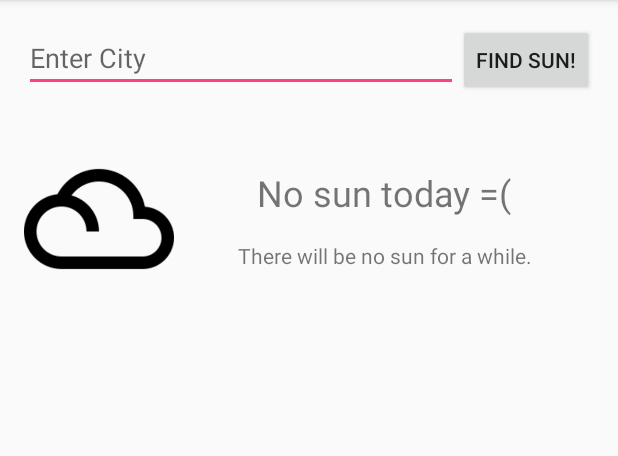
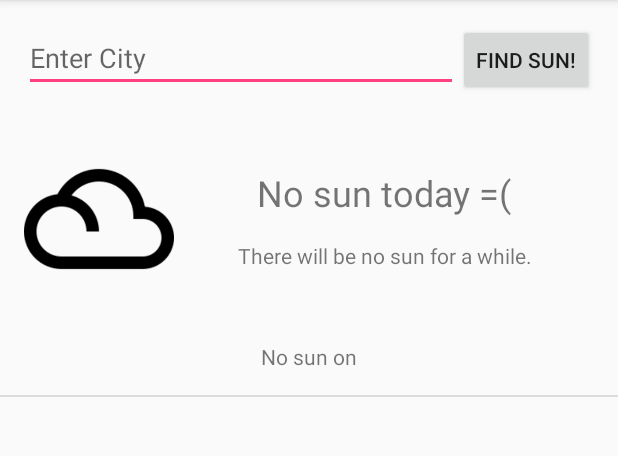
Before and after one commit to mao1001/sunspotter, an Android app: the screen it shows after launch (MainActivity), after a tap on "FIND SUN!", on a phone screen of 412 x 824 dp, the part 84-540 px from its top. Run offline under Robolectric (Android 15) with nearby library versions, the phone set to English and light mode, and no system bars; 5 statements that could not run were skipped.

Commit message:
Brought string parsing out of class into main. Added comments. Made a change to the individual item layout.

```diff
--- a/android/app/src/main/java/edu/uw/mao1001/sunspotter/MainActivity.java
+++ b/android/app/src/main/java/edu/uw/mao1001/sunspotter/MainActivity.java
@@ -35,6 +35,9 @@ public class MainActivity extends AppCompatActivity {
 
     private ArrayAdapter<String> adapter;
 
+    //-----------------------//
+    //   O V E R R I D E S   //
+    //-----------------------//
 
     @Override
     protected void onCreate(Bundle savedInstanceState) {
@@ -43,16 +46,23 @@ public class MainActivity extends AppCompatActivity {
 
         instantiateSearchButton();
 
+        //Creates a new ArrayAdapter to the result list view.
         adapter = new ArrayAdapter<String>(this, R.layout.search_result_item, new ArrayList<String>());
         ListView listview = (ListView)findViewById(R.id.searchResults);
         if (listview != null) {
             listview.setAdapter(adapter);
         } else {
-            Log.i(TAG, "Listview is null");
+            Log.e(TAG, "Listview is null");
+        }
     }
 
-    }
+    //-----------------------------------//
+    //   P R I V A T E   H E L P E R S   //
+    //-----------------------------------//
 
+    /**
+     * Instantiates the search button by attaching a click listener to it.
+     */
     private void instantiateSearchButton() {
         Button searchBtn = (Button)findViewById(R.id.searchButton);
         if (searchBtn != null) {
@@ -70,6 +80,13 @@ public class MainActivity extends AppCompatActivity {
         }
     }
 
+    /**
+     * Builds a URI based on the passed in city name. The data is returned in
+     * a JSON format with imperial units where applicable.
+     * @ params String city: City to be included as a query with the URI
+     *
+     * @ return String: The built URI.
+     */
     private String buildURI(String city) {
         Uri.Builder builder = new Uri.Builder();
         builder.scheme("http")
@@ -82,26 +99,15 @@ public class MainActivity extends AppCompatActivity {
                 .appendQueryParameter("units", "imperial")
                 .appendQueryParameter("appid", BuildConfig.OPEN_WEATHER_MAP_API_KEY);
 
-        //http://api.openweathermap.org/data/2.5/forecast?q=Seattle&format=json&appid=52999c99f1a294b470e1e57f2602a5e1
-
         return builder.build().toString();
     }
 
-    private class Search extends AsyncTask<String, Void, ArrayList<Forecast>> {
-
-        @Override
-        protected ArrayList<Forecast> doInBackground(String...params) {
-            Log.i(TAG, "Entering doInBackground");
-
-            ArrayList<Forecast> results = ForecastDownloader.downloadForecastData(params[0]);
-
-            Log.i(TAG, results.toString());
-            return results;
-        }
-
-        @Override
-        protected void onPostExecute(ArrayList<Forecast> forecasts) {
-            super.onPostExecute(forecasts);
+    /**
+     * Displays data to the user with the passed list of forecasts.
+     *
+     * @ param ArrayList<Forecast> forecasts: List of forecasts to be displayed.
+     */
+    private void displayResults(ArrayList<Forecast> forecasts) {
         Log.i(TAG, "Entering onPostExecute");
 
         //ViewStub bottomStub = (ViewStub)findViewById(R.id.bottomStub);
@@ -113,10 +119,8 @@ public class MainActivity extends AppCompatActivity {
         adapter.clear();
         Forecast firstSun = null;
         for (Forecast item : forecasts) {
-                Log.i(TAG, "Adding: " + item);
-                String sunStatus = item.getSunStatus();
-                adapter.add(item.toString());
-                if (sunStatus.equals("Sun") && firstSun == null) {
+            adapter.add(parseData(item));
+            if (item.getSunStatus() && firstSun == null) {
                 firstSun = item;
             }
         }
@@ -140,5 +144,53 @@ public class MainActivity extends AppCompatActivity {
 //                Log.e(TAG, "Either 'bottomStub' or 'middleStub' weren't initialized properly. Check identifiers.");
 //            }
     }
+
+    /**
+     * Takes a forecast and parses out a string representation of that data.
+     *
+     * @ param Forecast forecast: The forecast to be parsed
+     *
+     * @ return String: A string representation of the data.
+     */
+    private String parseData(Forecast forecast) {
+        String parsedString = "";
+
+        parsedString += getString(R.string.temperature_lead_message) + " " + forecast.getTemperature().intValue() + ". ";
+
+        if (forecast.getSunStatus()) {
+            parsedString += getString(R.string.sun_message);
+        } else {
+            parsedString += getString(R.string.no_sun_message);
+        }
+
+        parsedString += " " + forecast.getDate();
+        return parsedString;
+    }
+
+    //-------------------------------//
+    //   P R I V A T E   C L A S S   //
+    //----- -------------------------//
+
+    /**
+     * Private class that extends AsyncTask. Primary function is to find the forecast
+     * based on the passed in URI and download the data.
+     */
+    private class Search extends AsyncTask<String, Void, ArrayList<Forecast>> {
+
+        @Override
+        protected ArrayList<Forecast> doInBackground(String...params) {
+            Log.i(TAG, "Entering doInBackground");
+
+            //Downloads data.
+            ArrayList<Forecast> results = ForecastDownloader.downloadForecastData(params[0]);
+
+            return results;
+        }
+
+        @Override
+        protected void onPostExecute(ArrayList<Forecast> forecasts) {
+            super.onPostExecute(forecasts);
+            displayResults(forecasts);
         }
     }
+}
--- a/android/app/src/main/res/layout/search_result_item.xml
+++ b/android/app/src/main/res/layout/search_result_item.xml
@@ -6,6 +6,8 @@
     android:paddingLeft="@dimen/activity_horizontal_margin"
     android:paddingRight="@dimen/activity_horizontal_margin"
     android:paddingTop="@dimen/activity_vertical_margin"
-    android:id="@+id/resultItem">
+    android:id="@+id/resultItem"
+    android:text="@string/placeholder"
+    android:textAlignment="center">
 
 </TextView>
--- a/android/app/src/main/res/values/strings.xml
+++ b/android/app/src/main/res/values/strings.xml
@@ -8,4 +8,8 @@
     <string name="status_no_sun">No sun today =(</string>
 
     <string name="placeholder">Placeholder Text!</string>
+
+    <string name="temperature_lead_message">Temp:</string>
+    <string name="sun_message">Sun on</string>
+    <string name="no_sun_message">No sun on</string>
 </resources>
```
Also changed, not shown: android/app/src/main/java/edu/uw/mao1001/sunspotter/Forecast.java (+26 -12 lines), android/app/src/main/java/edu/uw/mao1001/sunspotter/ForecastDownloader.java (+13 -2 lines). Lines whose indentation alone changed are shown as unchanged.
